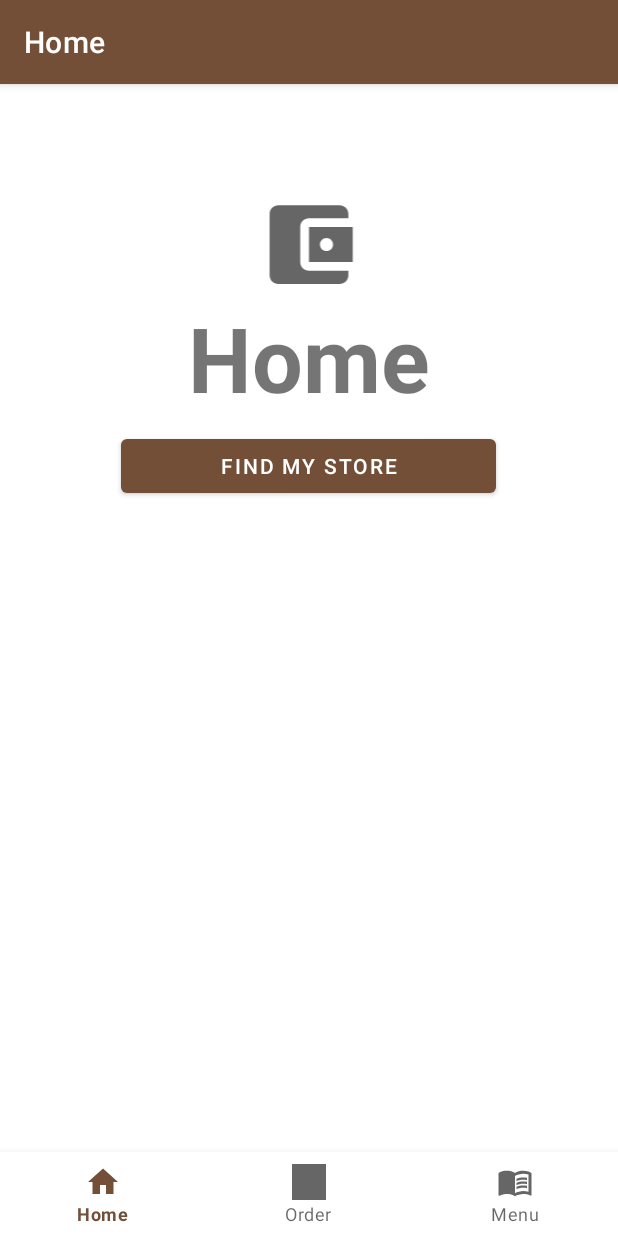
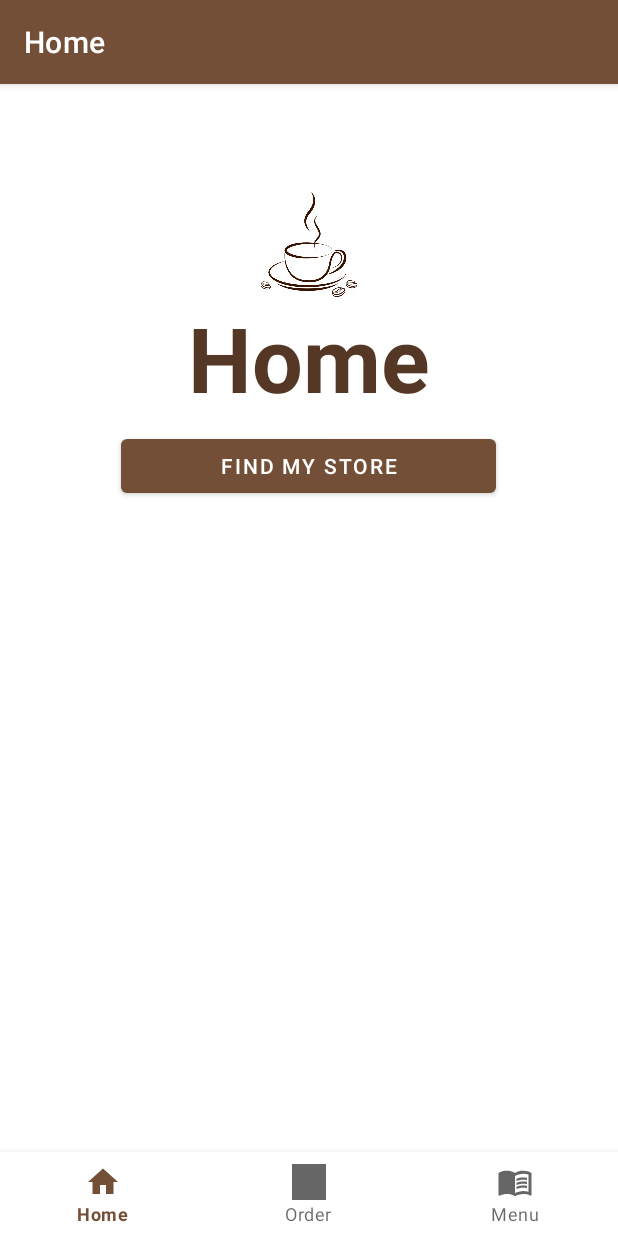
Before and after one commit to morganmschultz/CoffeeShopBeta, an Android app: the screen it shows after launch (MainActivity), on a phone screen of 412 x 824 dp. Run offline under Robolectric (Android 15) with nearby library versions, the phone set to English and light mode, and no system bars; our stand-ins replace navigation-ui.

Commit message:
Changed text color on some layout

```diff
--- a/app/src/main/res/layout/activity_third.xml
+++ b/app/src/main/res/layout/activity_third.xml
@@ -12,6 +12,7 @@
         android:layout_height="wrap_content"
         android:layout_marginBottom="40dp"
         android:text="@string/swipe_left_text"
+        android:textColor="@color/black"
         android:textSize="24sp"
         app:layout_constraintBottom_toBottomOf="@+id/imageView4"
         app:layout_constraintEnd_toEndOf="parent"
@@ -47,6 +48,7 @@
         android:layout_height="wrap_content"
         android:layout_marginBottom="52dp"
         android:text="@string/swipe_right_text"
+        android:textColor="@color/black"
         android:textSize="24sp"
         app:layout_constraintBottom_toBottomOf="parent"
         app:layout_constraintEnd_toEndOf="parent"
--- a/app/src/main/res/layout/fragment_home.xml
+++ b/app/src/main/res/layout/fragment_home.xml
@@ -49,11 +49,11 @@
             android:padding="@dimen/side_margin">
 
             <ImageView
-                android:id="@+id/wallet"
+                android:id="@+id/home_icon"
                 android:layout_width="match_parent"
                 android:layout_height="70dp"
                 android:contentDescription="@string/wallet"
-                android:src="@drawable/ic_baseline_account_balance_wallet_24"
+                android:src="@drawable/coffee"
                 tools:layout_editor_absoluteX="164dp"
                 tools:layout_editor_absoluteY="315dp" />
 
@@ -63,6 +63,7 @@
                 android:layout_height="wrap_content"
                 android:text="@string/my_wallet"
                 android:textAlignment="center"
+                android:textColor="@color/brown_700"
                 android:textSize="60sp"
                 android:textStyle="bold" />
 
--- a/app/src/main/res/layout/fragment_order.xml
+++ b/app/src/main/res/layout/fragment_order.xml
@@ -50,7 +50,7 @@
                 android:layout_marginBottom="@dimen/side_margin"
                 android:text="@string/order_coffee1"
                 android:textAppearance="?attr/textAppearanceHeadline4"
-                android:textColor="@color/material_on_background_emphasis_medium" />
+                android:textColor="@color/brown_700" />
 
             <Button
                 android:id="@+id/choose_baking"
--- a/app/src/main/res/layout/fragment_start.xml
+++ b/app/src/main/res/layout/fragment_start.xml
@@ -36,7 +36,7 @@
                 android:layout_marginBottom="@dimen/side_margin"
                 android:text="@string/order_coffee"
                 android:textAppearance="?attr/textAppearanceHeadline4"
-                android:textColor="@color/material_on_background_emphasis_medium" />
+                android:textColor="@color/brown_700" />
 
             <Button
                 android:id="@+id/order_black"
```
